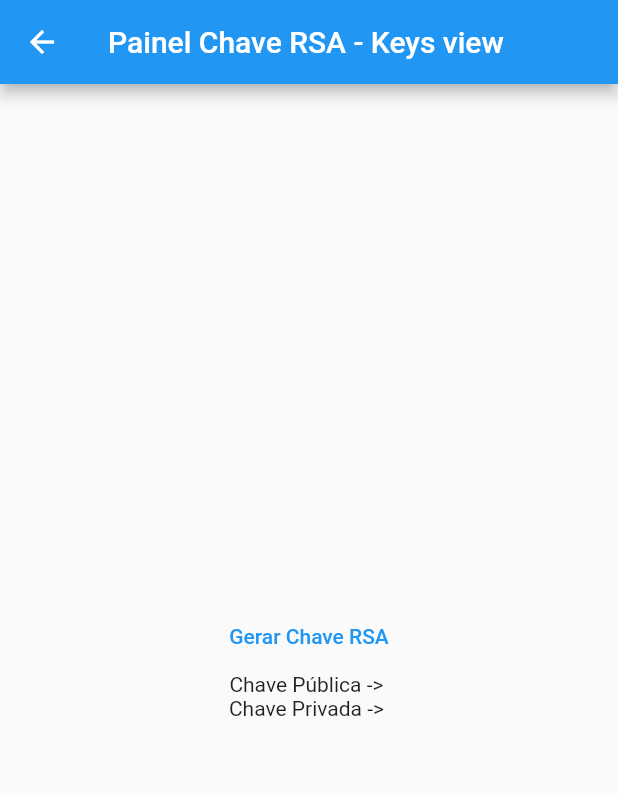
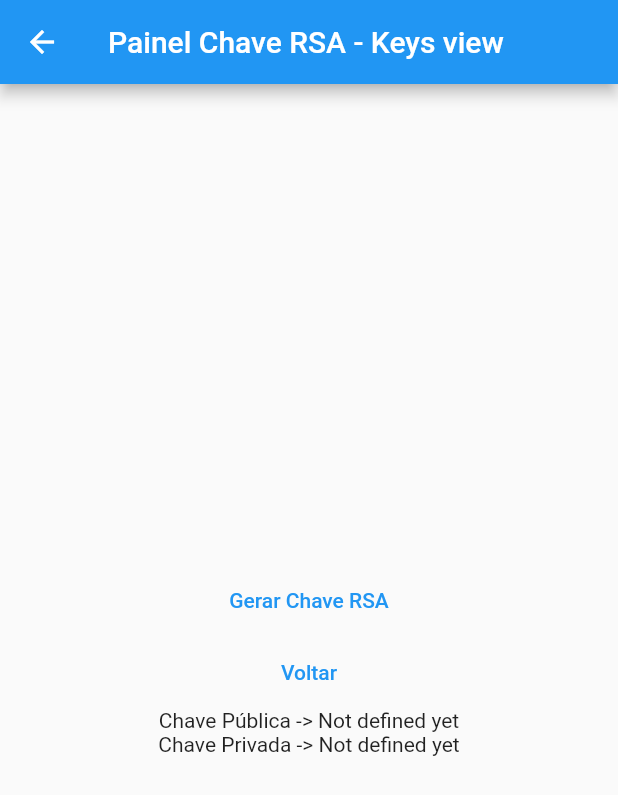
Before and after one commit to dexeme/encrypthat, a Flutter app: the KeysView screen opened directly, on a phone screen of 412 x 824 dp. Shown: the top 795 px of the screen. Run offline on Flutter 3.47's test engine with Material 2 defaults, Android fonts, the phone set to English and light mode, and no system bars; our stand-ins replace flutter_blue_plus, go_router; missing offline and left inert: pointycastle.

Commit message:
Add return to main view button

```diff
--- a/encrypthat/lib/views/keys_view.dart
+++ b/encrypthat/lib/views/keys_view.dart
@@ -1,7 +1,8 @@
 import 'package:encrypthat/services/encryption/key_pair_generator.dart';
 import 'package:flutter/material.dart';
+import 'package:go_router/go_router.dart';
 
-import '../services/storage_manager.dart';
+import '../storage_manager.dart';
 
 class KeysView extends StatefulWidget {
   const KeysView({Key? key}) : super(key: key);
@@ -38,7 +39,6 @@
     });
   }
 
-  // TODO: Write a private method for defining the initial public and private keys
   @override
   Widget build(BuildContext context) {
     super.build(context);
@@ -47,14 +47,18 @@
         title: const Text('Painel Chave RSA - Keys view'),
       ),
       body: Center(
+        child: Padding(
+          padding: const EdgeInsets.all(16.0),
           child: Column(
             mainAxisAlignment: MainAxisAlignment.center,
             children: <Widget>[
               TextButton(
                 onPressed: () async {
                   final keys = generator.generateRSAkeyPair(keyLength: 1024);
-                await storage.writeData(filename: 'public.pem', data: keys[0]);
-                await storage.writeData(filename: 'private.pem', data: keys[1]);
+                  await storage.writeData(
+                      filename: 'public.pem', data: keys[0]);
+                  await storage.writeData(
+                      filename: 'private.pem', data: keys[1]);
 
                   setState(() {
                     publicKey = keys[0];
@@ -63,9 +67,13 @@
                 },
                 child: const Text('Gerar Chave RSA'),
               ),
+              TextButton(
+                  onPressed: () => context.go('/'),
+                  child: const Text('Voltar')),
               Text('Chave Pública -> $publicKey'),
               Text('Chave Privada -> $privateKey'),
             ],
+          ),
         ),
       ),
     );
```
Lines whose indentation alone changed are shown as unchanged.
